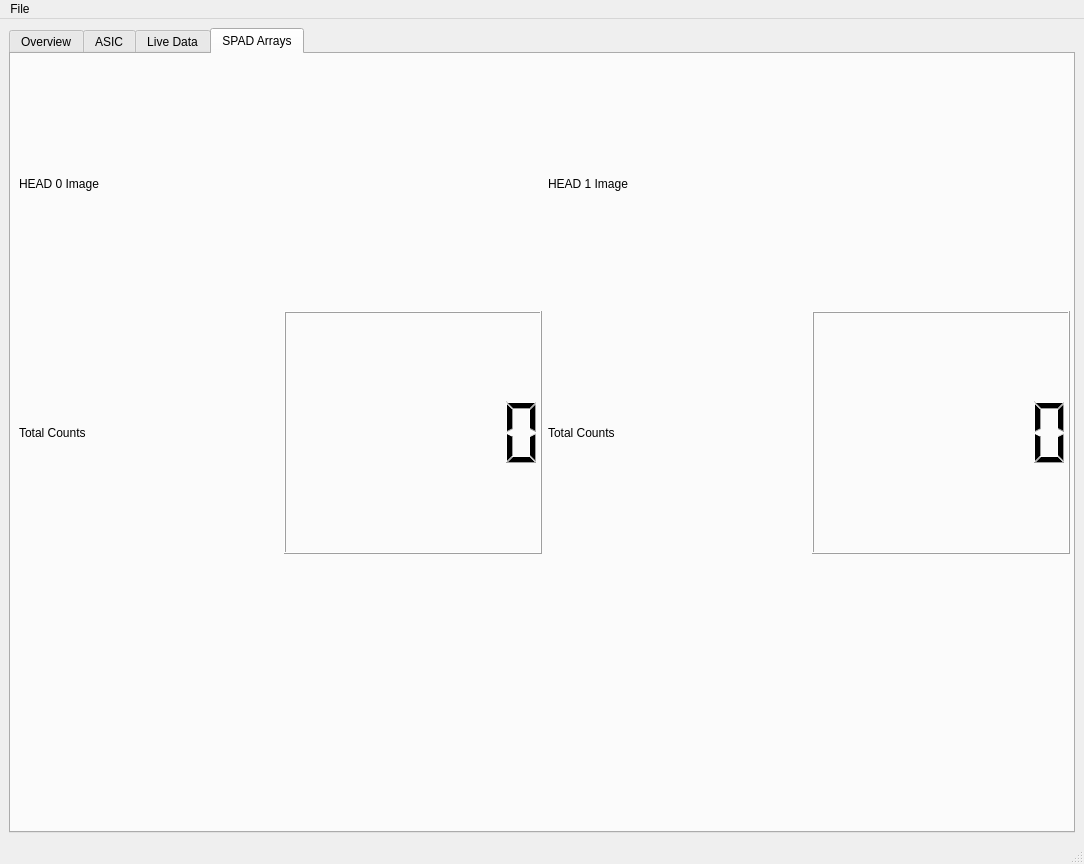
First picture: the form in GUI/MainWindow.ui, repository sgcarrier/cephei2, before the edit.
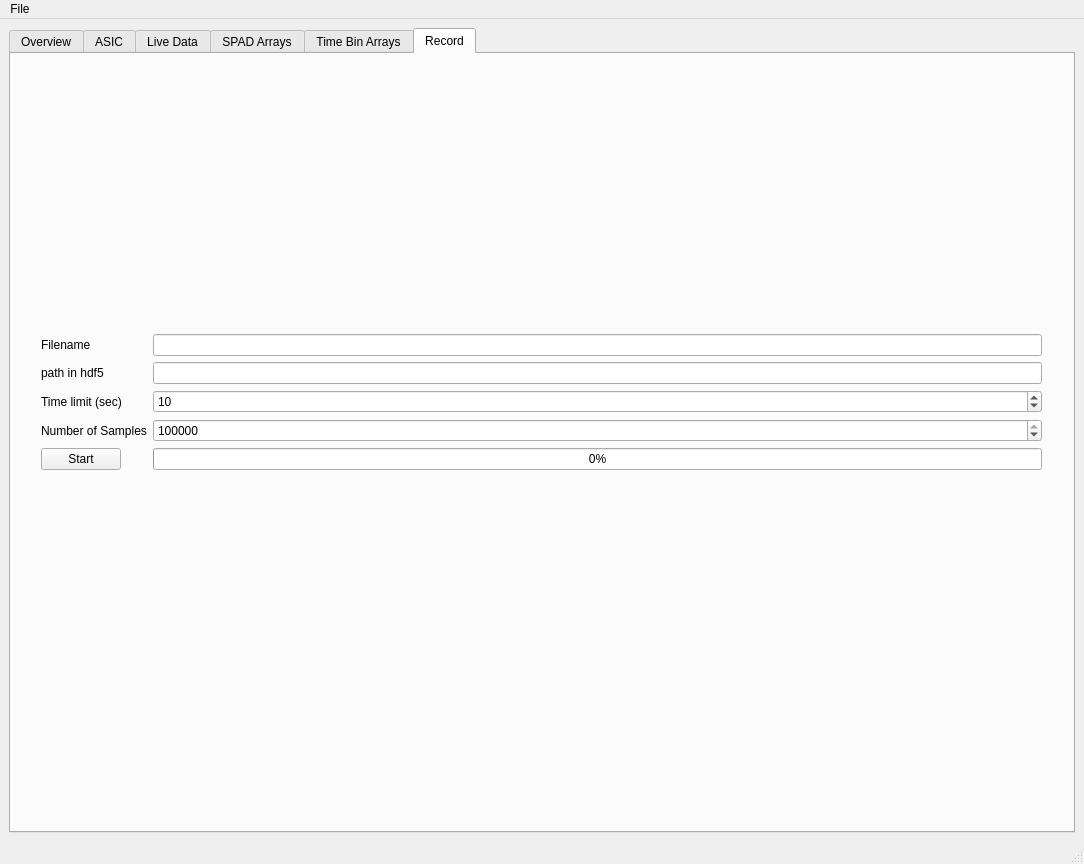
Second picture: the form after the edit. The open tabs and pages were chosen to show the change. Custom widgets are drawn as their Qt base class.

Commit message: Added GUI multi-time-bin graphs, reset and fetch, record

Patch:
```diff
--- a/GUI/MainWindow.ui
+++ b/GUI/MainWindow.ui
@@ -1151,8 +1151,8 @@
          <rect>
           <x>8</x>
           <y>8</y>
-          <width>1051</width>
-          <height>741</height>
+          <width>1061</width>
+          <height>761</height>
          </rect>
         </property>
         <layout class="QGridLayout" name="gridLayout_4">
@@ -1208,6 +1208,13 @@
              </item>
              <item>
               <widget class="QLCDNumber" name="totalCount_H1">
+               <property name="font">
+                <font>
+                 <pointsize>12</pointsize>
+                 <weight>75</weight>
+                 <bold>true</bold>
+                </font>
+               </property>
                <property name="digitCount">
                 <number>7</number>
                </property>
@@ -1220,6 +1227,205 @@
            </item>
           </layout>
          </item>
+         <item row="0" column="0">
+          <layout class="QVBoxLayout" name="verticalLayout_8">
+           <item>
+            <widget class="QLabel" name="head_0_label">
+             <property name="text">
+              <string>HEAD 0 Image</string>
+             </property>
+            </widget>
+           </item>
+           <item>
+            <layout class="QHBoxLayout" name="horizontalLayout_2">
+             <item>
+              <widget class="QLabel" name="label_39">
+               <property name="text">
+                <string>Total Counts</string>
+               </property>
+              </widget>
+             </item>
+             <item>
+              <widget class="QLCDNumber" name="totalCount_H0">
+               <property name="font">
+                <font>
+                 <pointsize>12</pointsize>
+                 <weight>75</weight>
+                 <bold>true</bold>
+                </font>
+               </property>
+               <property name="digitCount">
+                <number>7</number>
+               </property>
+              </widget>
+             </item>
+            </layout>
+           </item>
+           <item>
+            <layout class="QHBoxLayout" name="horizontalLayout_5">
+             <item>
+              <widget class="QLabel" name="label_55">
+               <property name="text">
+                <string>Most Active SPAD</string>
+               </property>
+              </widget>
+             </item>
+             <item>
+              <widget class="QLCDNumber" name="most_active_spad_h0_lcdNumber">
+               <property name="font">
+                <font>
+                 <pointsize>12</pointsize>
+                 <weight>75</weight>
+                 <bold>true</bold>
+                </font>
+               </property>
+              </widget>
+             </item>
+            </layout>
+           </item>
+           <item>
+            <widget class="ImageView" name="head_0_heatmap" native="true"/>
+           </item>
+          </layout>
+         </item>
+        </layout>
+       </widget>
+      </widget>
+      <widget class="QWidget" name="time_bin_tab">
+       <attribute name="title">
+        <string>Time Bin Arrays</string>
+       </attribute>
+       <widget class="QWidget" name="layoutWidget">
+        <property name="geometry">
+         <rect>
+          <x>10</x>
+          <y>80</y>
+          <width>1041</width>
+          <height>541</height>
+         </rect>
+        </property>
+        <layout class="QGridLayout" name="gridLayout_16">
+         <item row="0" column="0">
+          <widget class="QLabel" name="label_51">
+           <property name="text">
+            <string>Bin 1</string>
+           </property>
+          </widget>
+         </item>
+         <item row="0" column="1">
+          <widget class="QLabel" name="label_52">
+           <property name="text">
+            <string>Bin 2</string>
+           </property>
+          </widget>
+         </item>
+         <item row="0" column="2">
+          <widget class="QLabel" name="label_53">
+           <property name="text">
+            <string>Bin 3</string>
+           </property>
+          </widget>
+         </item>
+         <item row="1" column="0">
+          <widget class="ImageView" name="bin1_heatmap" native="true"/>
+         </item>
+         <item row="1" column="1">
+          <widget class="ImageView" name="bin2_heatmap" native="true"/>
+         </item>
+         <item row="1" column="2">
+          <widget class="ImageView" name="bin3_heatmap" native="true"/>
+         </item>
+        </layout>
+       </widget>
+      </widget>
+      <widget class="QWidget" name="recording_tab">
+       <attribute name="title">
+        <string>Record</string>
+       </attribute>
+       <widget class="QWidget" name="layoutWidget">
+        <property name="geometry">
+         <rect>
+          <x>30</x>
+          <y>280</y>
+          <width>1001</width>
+          <height>153</height>
+         </rect>
+        </property>
+        <layout class="QFormLayout" name="formLayout_3">
+         <item row="0" column="0">
+          <widget class="QLabel" name="label_48">
+           <property name="text">
+            <string>Filename</string>
+           </property>
+          </widget>
+         </item>
+         <item row="0" column="1">
+          <widget class="QLineEdit" name="hdf_filename_lineEdit"/>
+         </item>
+         <item row="1" column="0">
+          <widget class="QLabel" name="label_49">
+           <property name="text">
+            <string>path in hdf5</string>
+           </property>
+          </widget>
+         </item>
+         <item row="1" column="1">
+          <widget class="QLineEdit" name="hdf_path_lineEdit"/>
+         </item>
+         <item row="3" column="0">
+          <widget class="QLabel" name="label_50">
+           <property name="text">
+            <string>Number of Samples</string>
+           </property>
+          </widget>
+         </item>
+         <item row="3" column="1">
+          <widget class="QSpinBox" name="hdf_samples_spinBox">
+           <property name="minimum">
+            <number>0</number>
+           </property>
+           <property name="maximum">
+            <number>1000000000</number>
+           </property>
+           <property name="singleStep">
+            <number>1000</number>
+           </property>
+           <property name="value">
+            <number>1000000</number>
+           </property>
+          </widget>
+         </item>
+         <item row="4" column="0">
+          <widget class="QPushButton" name="record_start_pushButton">
+           <property name="text">
+            <string>Start</string>
+           </property>
+          </widget>
+         </item>
+         <item row="4" column="1">
+          <widget class="QProgressBar" name="hdf_recording_progressBar">
+           <property name="value">
+            <number>0</number>
+           </property>
+          </widget>
+         </item>
+         <item row="2" column="1">
+          <widget class="QSpinBox" name="hdf_time_limit_spinBox">
+           <property name="maximum">
+            <number>10000</number>
+           </property>
+           <property name="value">
+            <number>10</number>
+           </property>
+          </widget>
+         </item>
+         <item row="2" column="0">
+          <widget class="QLabel" name="label_54">
+           <property name="text">
+            <string>Time limit (sec)</string>
+           </property>
+          </widget>
+         </item>
         </layout>
        </widget>
       </widget>
```
Left out of the diff: 62 changed lines with no effect on the pictures. The commit also changes 2 other files.
